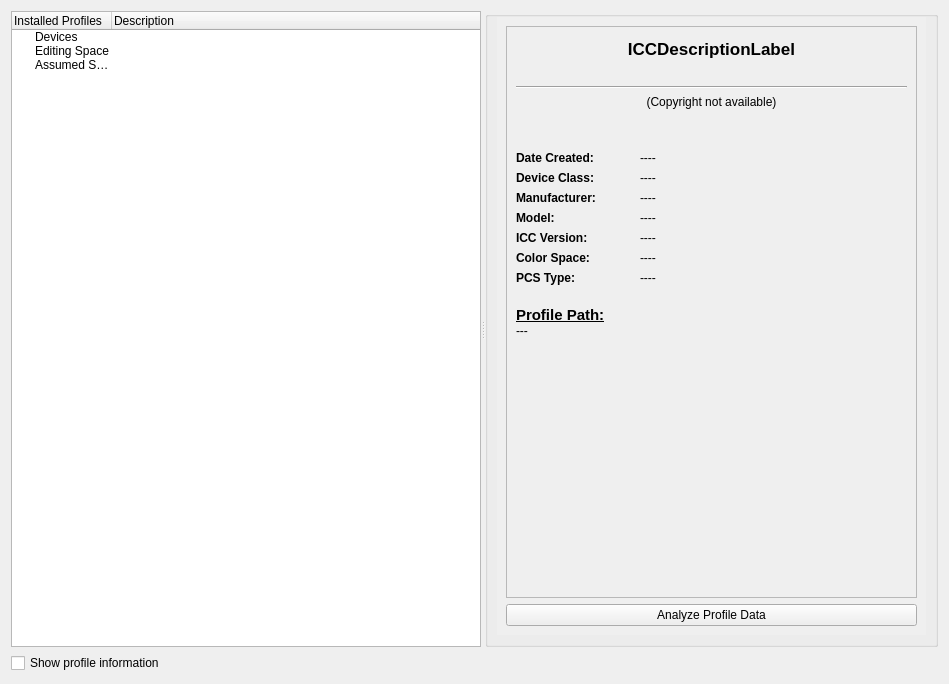
Qt form information/kminfo.ui (KDE/kolor-manager) before a commit.
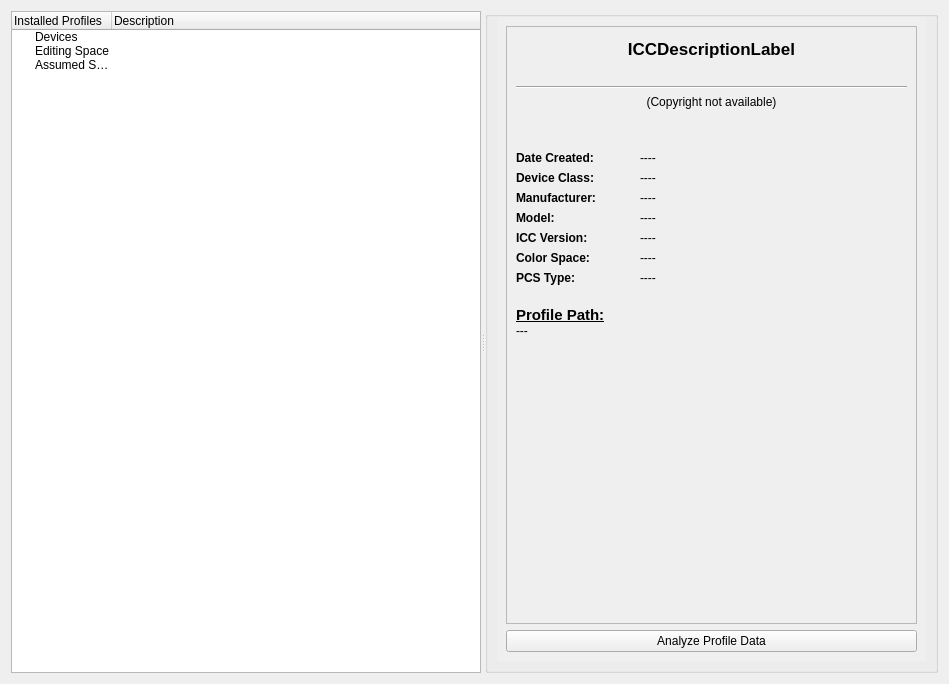
The same form after that commit.

Commit message: (kminfo) Resolved ui design - info panel will display only when profile is selected

Patch:
```diff
--- a/information/kminfo.ui
+++ b/information/kminfo.ui
@@ -149,7 +149,7 @@
             <x>0</x>
             <y>0</y>
             <width>433</width>
-            <height>628</height>
+            <height>653</height>
            </rect>
           </property>
           <layout class="QGridLayout" name="gridLayout_2">
@@ -591,7 +591,7 @@
                    <number>15</number>
                   </property>
                   <property name="bottomMargin">
-                   <number>15</number>
+                   <number>26</number>
                   </property>
                   <item>
                    <widget class="QLabel" name="profilePathLabel">
@@ -729,13 +729,6 @@
      </widget>
     </widget>
    </item>
-   <item>
-    <widget class="QCheckBox" name="showProfileInfoCheckBox">
-     <property name="text">
-      <string>Show profile information</string>
-     </property>
-    </widget>
-   </item>
   </layout>
  </widget>
  <resources/>
```
Left out of the diff: 5 changed lines with no effect on the pictures. The commit also changes 2 other files.
